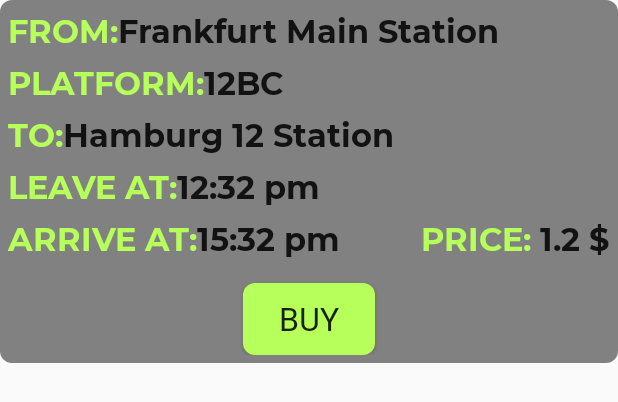
After one commit to Iomava/TrainX, an Android app: the layout ticket.xml on its own in the app's theme, with its tools: preview values and no code run, on a phone screen of 412 x 824 dp. The commit adds this screen. Shown: the top 402 px of the screen. Run offline under Robolectric (Android 15) with nearby library versions, the phone set to English and light mode, and no system bars.

Commit message:
Fix easter package

```diff
--- /dev/null
+++ b/app/src/main/java/com/flamecode/trainx/RecyclerAdapter.kt
@@ -0,0 +1,20 @@
+package com.flamecode.trainx
+
+import android.view.ViewGroup
+import androidx.recyclerview.widget.RecyclerView
+
+class RecyclerAdapter(private val tickets : List<Ticket>) : RecyclerView.Adapter<TicketViewHolder>() {
+
+    override fun onCreateViewHolder(parent: ViewGroup, viewType: Int): TicketViewHolder {
+
+        TODO("Not yet implemented")
+    }
+
+    override fun onBindViewHolder(holder: TicketViewHolder, position: Int) {
+        TODO("Not yet implemented")
+    }
+
+    override fun getItemCount(): Int {
+        TODO("Not yet implemented")
+    }
+}
--- /dev/null
+++ b/app/src/main/java/com/flamecode/trainx/Ticket.kt
@@ -0,0 +1,11 @@
+package com.flamecode.trainx
+
+data class Ticket(
+    val startDestination : String,
+    val endDestination : String,
+    val platform : String,
+    val timeLeave : Time,
+    val timeArrive : Time,
+    val distance : Double,
+    val price : Double
+)
--- /dev/null
+++ b/app/src/main/java/com/flamecode/trainx/TicketViewHolder.kt
@@ -0,0 +1,16 @@
+package com.flamecode.trainx
+
+import android.view.View
+import android.widget.TextView
+import androidx.recyclerview.widget.RecyclerView
+
+class TicketViewHolder(itemView: View) : RecyclerView.ViewHolder(itemView) {
+
+    val fromText = itemView.findViewById<TextView>(R.id.fromText)
+    val platform = itemView.findViewById<TextView>(R.id.platform)
+    val toText = itemView.findViewById<TextView>(R.id.toText)
+    val leaveAt = itemView.findViewById<TextView>(R.id.leaveAt)
+    val arriveAt = itemView.findViewById<TextView>(R.id.arriveAt)
+    val price = itemView.findViewById<TextView>(R.id.price)
+    val buyButton = itemView.findViewById<TextView>(R.id.buyButton)
+}
--- /dev/null
+++ b/app/src/main/java/com/flamecode/trainx/Time.kt
@@ -0,0 +1,8 @@
+package com.flamecode.trainx
+
+data class Time(
+    val day : Int,
+    val month : Int,
+    val hour : Int,
+    val minute : Int
+)
--- a/app/src/main/java/com/flamecode/trainx/extensions/View.kt
+++ b/app/src/main/java/com/flamecode/trainx/extensions/View.kt
@@ -5,9 +5,6 @@ import android.view.View
 
 fun View.isOnScreen() : Boolean{
 
-//    if (isShown) {
-//        return false
-//    }
     val actualPosition = Rect()
     getGlobalVisibleRect(actualPosition)
     val screen = screenWidth()?.let {
--- a/app/src/main/java/com/flamecode/trainx/fragments/MainFragment.kt
+++ b/app/src/main/java/com/flamecode/trainx/fragments/MainFragment.kt
@@ -30,6 +30,8 @@ class MainFragment : Fragment(), MainModel {
 
         binding = FragmentMainBinding.inflate(inflater, container, false)
 
+        val recyclerView = binding?.recyclerView
+        recyclerView?.adapter = // TODO
 
         return binding?.root
     }
--- a/app/src/main/res/layout/fragment_main.xml
+++ b/app/src/main/res/layout/fragment_main.xml
@@ -57,7 +57,7 @@
         android:layout_height="wrap_content"
         android:layout_margin="15dp"
         android:background="@drawable/grey_round_rectangler"
-        android:padding="5dp"
+        android:padding="10dp"
         app:layout_constraintTop_toBottomOf="@id/searchLinear">
 
         <androidx.recyclerview.widget.RecyclerView
--- /dev/null
+++ b/app/src/main/res/layout/ticket.xml
@@ -0,0 +1,183 @@
+<?xml version="1.0" encoding="utf-8"?>
+<androidx.constraintlayout.widget.ConstraintLayout xmlns:android="http://schemas.android.com/apk/res/android"
+    android:layout_width="match_parent"
+    android:layout_height="wrap_content"
+    xmlns:app="http://schemas.android.com/apk/res-auto"
+    android:padding="5dp"
+    android:background="@drawable/grey_round_rectangler">
+
+    <LinearLayout
+        android:id="@+id/fromLinear"
+        android:layout_width="wrap_content"
+        app:layout_constraintStart_toStartOf="parent"
+        app:layout_constraintTop_toTopOf="parent"
+        android:layout_height="wrap_content">
+
+        <TextView
+            android:layout_width="wrap_content"
+            android:layout_height="wrap_content"
+            android:textSize="21sp"
+            android:text="@string/from"
+            android:fontFamily="@font/montserrat_bold"
+            android:textColor="@color/super_green"/>
+
+        <TextView
+            android:id="@+id/fromText"
+            android:layout_width="wrap_content"
+            android:layout_height="wrap_content"
+            android:textSize="21sp"
+            android:text="@string/frankfurt_main_station"
+            android:fontFamily="@font/montserrat_bold"
+            android:textColor="@color/smooth_black"/>
+
+    </LinearLayout>
+
+    <LinearLayout
+        android:id="@+id/platformLinear"
+        app:layout_constraintTop_toBottomOf="@id/fromLinear"
+        android:layout_width="wrap_content"
+        android:layout_marginTop="5dp"
+        app:layout_constraintStart_toStartOf="parent"
+        android:layout_height="wrap_content">
+
+        <TextView
+            android:layout_width="wrap_content"
+            android:layout_height="wrap_content"
+            android:textSize="21sp"
+            android:text="@string/platform"
+            android:fontFamily="@font/montserrat_bold"
+            android:textColor="@color/super_green"/>
+
+        <TextView
+            android:id="@+id/platform"
+            android:layout_width="wrap_content"
+            android:layout_height="wrap_content"
+            android:textSize="21sp"
+            android:text="12BC"
+            android:fontFamily="@font/montserrat_bold"
+            android:textColor="@color/smooth_black"/>
+
+    </LinearLayout>
+
+    <LinearLayout
+        android:id="@+id/toLinear"
+        android:layout_marginTop="5dp"
+        android:layout_width="wrap_content"
+        app:layout_constraintStart_toStartOf="parent"
+        app:layout_constraintTop_toBottomOf="@id/platformLinear"
+        android:layout_height="wrap_content">
+
+        <TextView
+            android:layout_width="wrap_content"
+            android:layout_height="wrap_content"
+            android:textSize="21sp"
+            android:text="@string/to"
+            android:fontFamily="@font/montserrat_bold"
+            android:textColor="@color/super_green"/>
+
+        <TextView
+            android:id="@+id/toText"
+            android:layout_width="wrap_content"
+            android:layout_height="wrap_content"
+            android:textSize="21sp"
+            android:text="@string/hamburg_12_station"
+            android:fontFamily="@font/montserrat_bold"
+            android:textColor="@color/smooth_black"/>
+
+    </LinearLayout>
+
+    <LinearLayout
+        android:id="@+id/leaveAtLinear"
+        android:layout_width="wrap_content"
+        android:layout_marginTop="5dp"
+        app:layout_constraintStart_toStartOf="parent"
+        app:layout_constraintTop_toBottomOf="@id/toLinear"
+        android:layout_height="wrap_content">
+
+        <TextView
+            android:layout_width="wrap_content"
+            android:layout_height="wrap_content"
+            android:textSize="21sp"
+            android:text="@string/leave_at"
+            android:fontFamily="@font/montserrat_bold"
+            android:textColor="@color/super_green"/>
+
+        <TextView
+            android:id="@+id/leaveAt"
+            android:layout_width="wrap_content"
+            android:layout_height="wrap_content"
+            android:textSize="21sp"
+            android:text="12:32 pm"
+            android:fontFamily="@font/montserrat_bold"
+            android:textColor="@color/smooth_black"/>
+
+    </LinearLayout>
+
+    <LinearLayout
+        android:id="@+id/arriveAtPriceLinear"
+        android:layout_marginTop="5dp"
+        android:layout_width="match_parent"
+        app:layout_constraintStart_toStartOf="parent"
+        app:layout_constraintTop_toBottomOf="@id/leaveAtLinear"
+        android:layout_height="wrap_content">
+
+        <TextView
+            android:layout_width="wrap_content"
+            android:layout_height="wrap_content"
+            android:textSize="21sp"
+            android:text="@string/arrive_at"
+            android:fontFamily="@font/montserrat_bold"
+            android:textColor="@color/super_green"/>
+
+        <TextView
+            android:id="@+id/arriveAt"
+            android:layout_width="wrap_content"
+            android:layout_height="wrap_content"
+            android:textSize="21sp"
+            android:text="15:32 pm"
+            android:fontFamily="@font/montserrat_bold"
+            android:textColor="@color/smooth_black"/>
+
+        <LinearLayout
+            android:layout_width="match_parent"
+            android:layout_height="wrap_content"
+            android:gravity="end">
+
+            <TextView
+                android:layout_gravity="end"
+                android:layout_width="wrap_content"
+                android:layout_height="wrap_content"
+                android:textSize="21sp"
+                android:text="PRICE: "
+                android:fontFamily="@font/montserrat_bold"
+                android:textColor="@color/super_green"/>
+
+            <TextView
+                android:id="@+id/price"
+                android:layout_width="wrap_content"
+                android:layout_height="wrap_content"
+                android:textSize="21sp"
+                android:text="1.2 $"
+                android:fontFamily="@font/montserrat_bold"
+                android:textColor="@color/smooth_black"/>
+
+        </LinearLayout>
+
+    </LinearLayout>
+
+    <Button
+        android:id="@+id/buyButton"
+        android:layout_width="wrap_content"
+        android:layout_height="wrap_content"
+        android:clickable="true"
+        android:focusable="true"
+        android:background="@drawable/supergreen_round_rectangler"
+        android:fontFamily="@font/montserrat_extrabol"
+        android:text="@string/buy"
+        android:layout_marginTop="15dp"
+        android:textSize="21sp"
+        app:layout_constraintStart_toStartOf="parent"
+        app:layout_constraintTop_toBottomOf="@id/arriveAtPriceLinear"
+        app:layout_constraintEnd_toEndOf="parent"/>
+
+</androidx.constraintlayout.widget.ConstraintLayout>
--- a/app/src/main/res/values/strings.xml
+++ b/app/src/main/res/values/strings.xml
@@ -1,4 +1,12 @@
 <resources>
     <string name="app_name">TrainX</string>
     <string name="hello_blank_fragment">Hello blank fragment</string>
+    <string name="from">FROM: </string>
+    <string name="to">TO: </string>
+    <string name="frankfurt_main_station">Frankfurt Main Station</string>
+    <string name="hamburg_12_station">Hamburg 12 Station</string>
+    <string name="platform">PLATFORM: </string>
+    <string name="leave_at">LEAVE AT: </string>
+    <string name="arrive_at">ARRIVE AT: </string>
+    <string name="buy">Buy</string>
 </resources>
```
